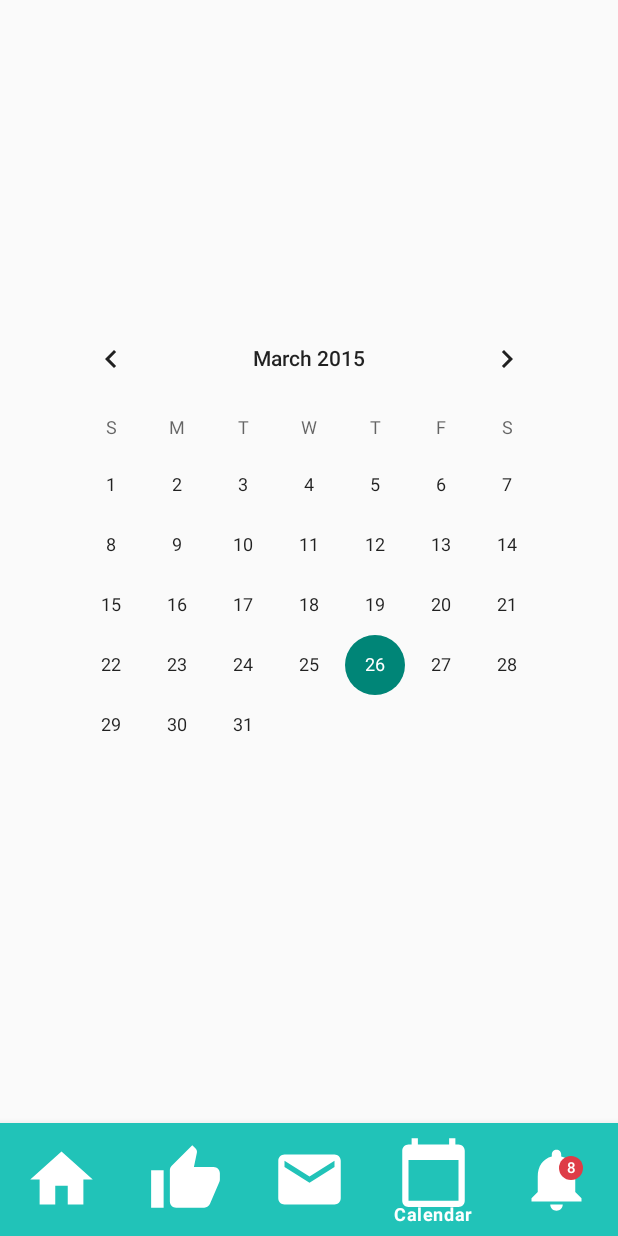
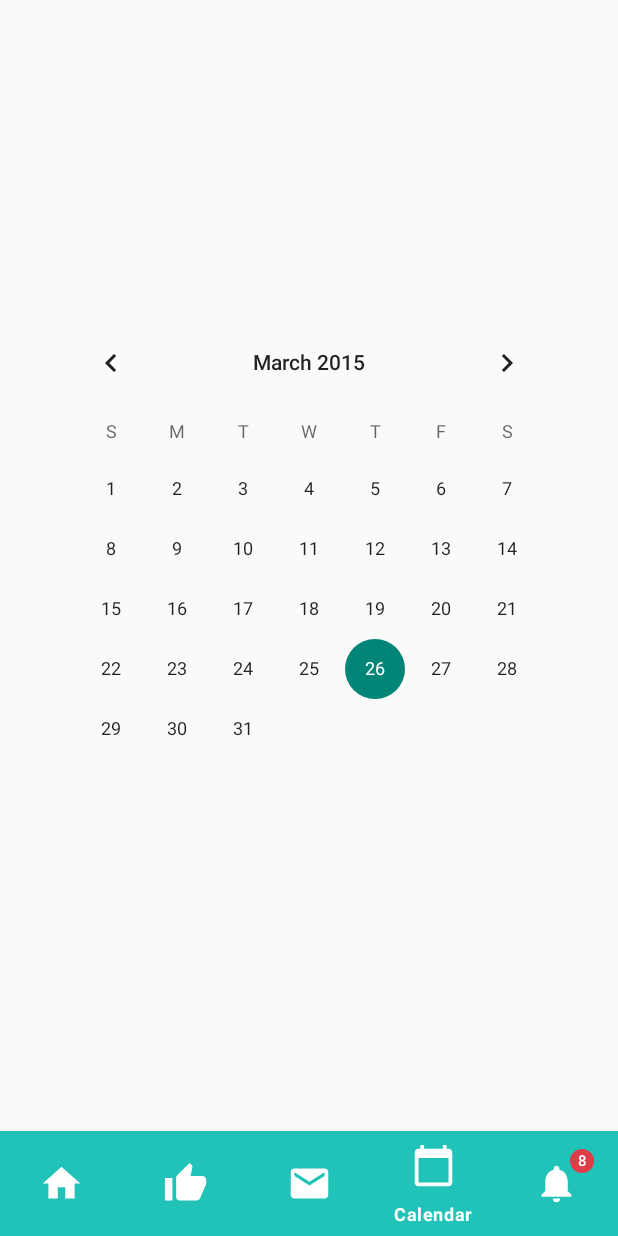
Before and after one commit to jhigger/Occupines, an Android app: the screen it shows after launch once a user with an empty profile is signed in (MainActivity), item 4 of the bottom bar chosen, on a phone screen of 412 x 824 dp. Run offline under Robolectric (Android 15) with nearby library versions, the phone set to English and light mode, and no system bars; our stand-ins replace Firebase (no records; nobody signed in at launch, a user with empty details on screens opened directly), Picasso.

Commit message:
Fixed bottom navigation view
Signed-off-by: jhigger <njohnjhigger@gmail.com>

```diff
--- a/app/src/main/java/com/example/occupines/MainActivity.java
+++ b/app/src/main/java/com/example/occupines/MainActivity.java
@@ -163,10 +163,8 @@ public class MainActivity extends AppCompatActivity {
                 badge.setBackgroundColor(getResources().getColor(R.color.badge_color));
                 badge.setBadgeTextColor(Color.WHITE);
                 badge.setBadgeGravity(BadgeDrawable.TOP_END);
-                badge.setHorizontalOffset(26);
                 badge.setMaxCharacterCount(3);
                 badge.setNumber(number);
-                badge.setVerticalOffset(26);
                 badge.setVisible(true);
             } else {
                 destroyBadge(badge);
--- a/app/src/main/res/values/dimens.xml
+++ b/app/src/main/res/values/dimens.xml
@@ -7,10 +7,10 @@
         1dp
     </dimen>
     <dimen name="design_bottom_navigation_icon_size" tools:ignore="UnusedResources" tools:keep="@dimen/design_bottom_navigation_icon_size" tools:override="true">
-        50dp
+        30dp
     </dimen>
     <dimen name="design_bottom_navigation_height" tools:keep="@dimen/design_bottom_navigation_height" tools:override="true">
-        75dp
+        70dp
     </dimen>
     <dimen name="design_bottom_navigation_margin" tools:keep="@dimen/design_bottom_navigation_margin" tools:override="true">
         8dp
```
